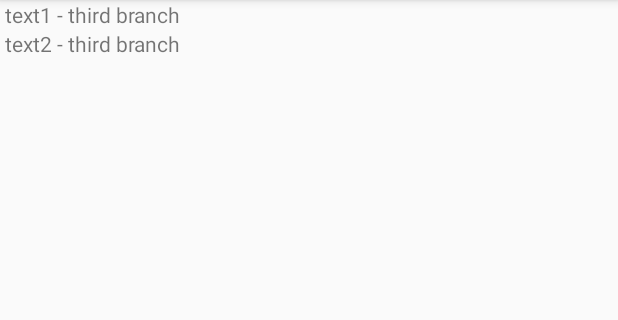
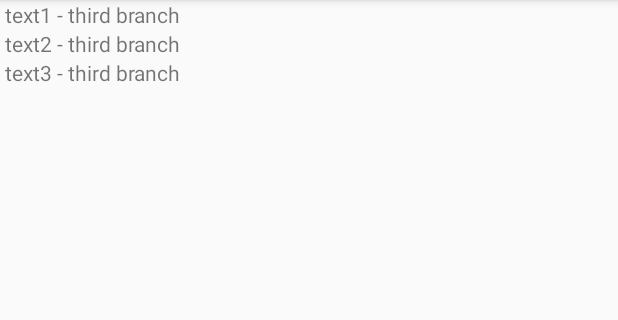
Before and after one commit to VolodymyrMitso/Just_Test_2, an Android app: the screen it shows after launch (MainActivity), on a phone screen of 412 x 824 dp, the part 84-404 px from its top. Run offline under Robolectric (Android 15) with nearby library versions, the phone set to English and light mode, and no system bars.

Commit message:
TextView3 - third - another PC

```diff
--- a/app/src/main/res/layout/main.xml
+++ b/app/src/main/res/layout/main.xml
@@ -18,4 +18,9 @@
         android:layout_height="wrap_content"
         android:text=" text2 - third branch"/>
 
+    <TextView
+        android:layout_width="wrap_content"
+        android:layout_height="wrap_content"
+        android:text=" text3 - third branch"/>
+
 </LinearLayout>
```
